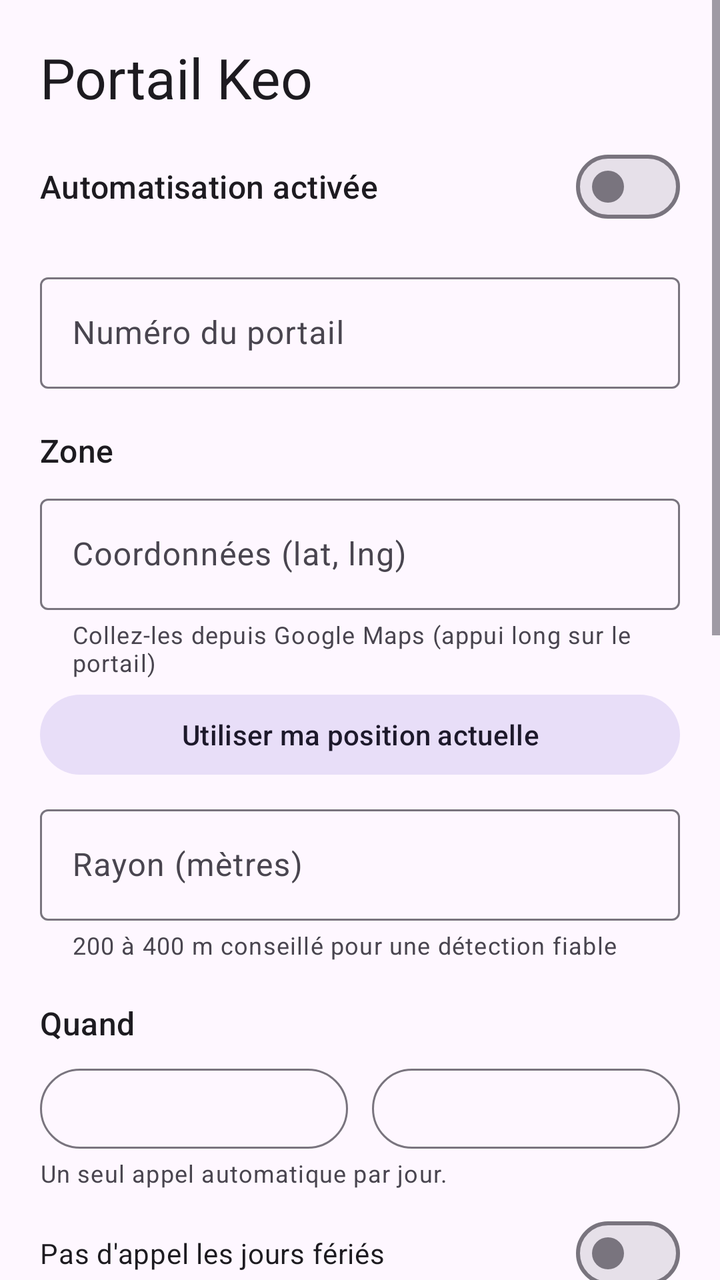
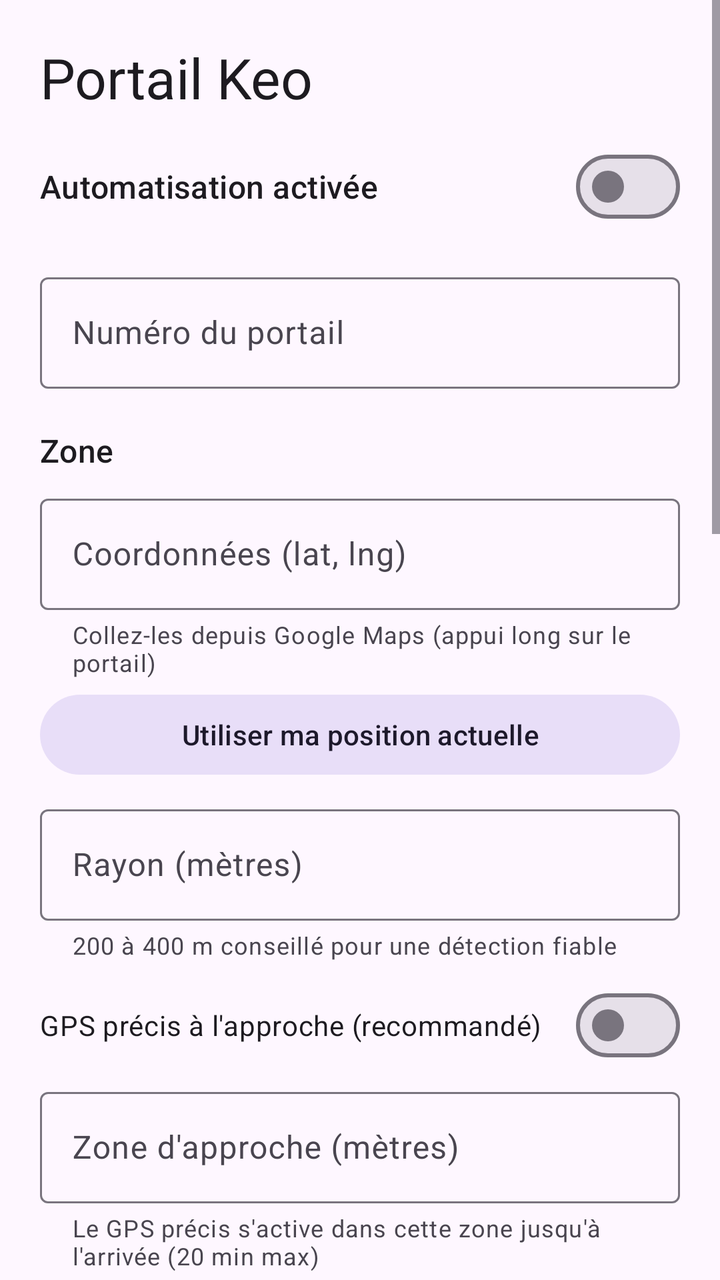

Before-and-after screenshots of an Android layout around one commit, followed by the original layout XML and the change that was made.
<!-- AndroidManifest.xml: application theme Theme.PortailAuto -->
<!-- res/layout/activity_main.xml -->
<?xml version="1.0" encoding="utf-8"?>
<ScrollView xmlns:android="http://schemas.android.com/apk/res/android"
    xmlns:app="http://schemas.android.com/apk/res-auto"
    android:layout_width="match_parent"
    android:layout_height="match_parent"
    android:fitsSystemWindows="true">

    <LinearLayout
        android:layout_width="match_parent"
        android:layout_height="wrap_content"
        android:orientation="vertical"
        android:padding="20dp">

        <TextView
            android:layout_width="wrap_content"
            android:layout_height="wrap_content"
            android:text="@string/app_name"
            android:textAppearance="?attr/textAppearanceHeadlineMedium" />

        <com.google.android.material.materialswitch.MaterialSwitch
            android:id="@+id/switchEnabled"
            android:layout_width="match_parent"
            android:layout_height="wrap_content"
            android:layout_marginTop="12dp"
            android:text="Automatisation activée"
            android:textAppearance="?attr/textAppearanceTitleMedium" />

        
        <com.google.android.material.textfield.TextInputLayout
            style="@style/Widget.Material3.TextInputLayout.OutlinedBox"
            android:layout_width="match_parent"
            android:layout_height="wrap_content"
            android:layout_marginTop="16dp"
            android:hint="Numéro du portail">
            <com.google.android.material.textfield.TextInputEditText
                android:id="@+id/editPhone"
                android:layout_width="match_parent"
                android:layout_height="wrap_content"
                android:inputType="phone" />
        </com.google.android.material.textfield.TextInputLayout>

        
        <TextView
            android:layout_width="wrap_content"
            android:layout_height="wrap_content"
            android:layout_marginTop="20dp"
            android:text="Zone"
            android:textAppearance="?attr/textAppearanceTitleMedium" />

        <com.google.android.material.textfield.TextInputLayout
            style="@style/Widget.Material3.TextInputLayout.OutlinedBox"
            android:layout_width="match_parent"
            android:layout_height="wrap_content"
            android:layout_marginTop="8dp"
            android:hint="Coordonnées (lat, lng)"
            app:helperText="Collez-les depuis Google Maps (appui long sur le portail)">
            <com.google.android.material.textfield.TextInputEditText
                android:id="@+id/editCoords"
                android:layout_width="match_parent"
                android:layout_height="wrap_content"
                android:inputType="text" />
        </com.google.android.material.textfield.TextInputLayout>

        <com.google.android.material.button.MaterialButton
            android:id="@+id/btnHere"
            style="@style/Widget.Material3.Button.TonalButton"
            android:layout_width="match_parent"
            android:layout_height="wrap_content"
            android:layout_marginTop="4dp"
            android:text="Utiliser ma position actuelle" />

        <com.google.android.material.textfield.TextInputLayout
            style="@style/Widget.Material3.TextInputLayout.OutlinedBox"
            android:layout_width="match_parent"
            android:layout_height="wrap_content"
            android:layout_marginTop="8dp"
            android:hint="Rayon (mètres)"
            app:helperText="200 à 400 m conseillé pour une détection fiable">
            <com.google.android.material.textfield.TextInputEditText
                android:id="@+id/editRadius"
                android:layout_width="match_parent"
                android:layout_height="wrap_content"
                android:inputType="number" />
        </com.google.android.material.textfield.TextInputLayout>

        
        <TextView
            android:layout_width="wrap_content"
            android:layout_height="wrap_content"
            android:layout_marginTop="20dp"
            android:text="Quand"
            android:textAppearance="?attr/textAppearanceTitleMedium" />

        <com.google.android.material.chip.ChipGroup
            android:id="@+id/chipDays"
            android:layout_width="match_parent"
            android:layout_height="wrap_content"
            android:layout_marginTop="4dp" />

        <LinearLayout
            android:layout_width="match_parent"
            android:layout_height="wrap_content"
            android:layout_marginTop="4dp"
            android:orientation="horizontal">
            <com.google.android.material.button.MaterialButton
                android:id="@+id/btnStart"
                style="@style/Widget.Material3.Button.OutlinedButton"
                android:layout_width="0dp"
                android:layout_height="wrap_content"
                android:layout_weight="1"
                android:layout_marginEnd="6dp" />
            <com.google.android.material.button.MaterialButton
                android:id="@+id/btnEnd"
                style="@style/Widget.Material3.Button.OutlinedButton"
                android:layout_width="0dp"
                android:layout_height="wrap_content"
                android:layout_weight="1"
                android:layout_marginStart="6dp" />
        </LinearLayout>

        <TextView
            android:layout_width="wrap_content"
            android:layout_height="wrap_content"
            android:text="Un seul appel automatique par jour."
            android:textAppearance="?attr/textAppearanceBodySmall" />

        <com.google.android.material.materialswitch.MaterialSwitch
            android:id="@+id/switchHolidays"
            android:layout_width="match_parent"
            android:layout_height="wrap_content"
            android:layout_marginTop="8dp"
            android:text="Pas d'appel les jours fériés" />

        
        <TextView
            android:layout_width="wrap_content"
            android:layout_height="wrap_content"
            android:layout_marginTop="20dp"
            android:text="Pause (congés, télétravail…)"
            android:textAppearance="?attr/textAppearanceTitleMedium" />

        <TextView
            android:id="@+id/txtPause"
            android:layout_width="match_parent"
            android:layout_height="wrap_content"
            android:layout_marginTop="4dp"
            android:textAppearance="?attr/textAppearanceBodyMedium" />

        <LinearLayout
            android:layout_width="match_parent"
            android:layout_height="wrap_content"
            android:layout_marginTop="4dp"
            android:orientation="horizontal">
            <com.google.android.material.button.MaterialButton
                android:id="@+id/btnPause"
                style="@style/Widget.Material3.Button.TonalButton"
                android:layout_width="0dp"
                android:layout_height="wrap_content"
                android:layout_weight="1"
                android:layout_marginEnd="6dp"
                android:text="Mettre en pause…" />
            <com.google.android.material.button.MaterialButton
                android:id="@+id/btnResume"
                style="@style/Widget.Material3.Button.OutlinedButton"
                android:layout_width="0dp"
                android:layout_height="wrap_content"
                android:layout_weight="1"
                android:layout_marginStart="6dp"
                android:text="Reprendre" />
        </LinearLayout>

        <com.google.android.material.button.MaterialButton
            android:id="@+id/btnSave"
            android:layout_width="match_parent"
            android:layout_height="wrap_content"
            android:layout_marginTop="16dp"
            android:text="Enregistrer" />

        <TextView
            android:id="@+id/txtZoneStatus"
            android:layout_width="match_parent"
            android:layout_height="wrap_content"
            android:layout_marginTop="4dp"
            android:textAppearance="?attr/textAppearanceBodyMedium" />

        
        <TextView
            android:layout_width="wrap_content"
            android:layout_height="wrap_content"
            android:layout_marginTop="20dp"
            android:text="Autorisations"
            android:textAppearance="?attr/textAppearanceTitleMedium" />

        <TextView
            android:id="@+id/txtPerms"
            android:layout_width="match_parent"
            android:layout_height="wrap_content"
            android:layout_marginTop="4dp"
            android:lineSpacingExtra="4dp"
            android:textAppearance="?attr/textAppearanceBodyMedium" />

        <com.google.android.material.button.MaterialButton
            android:id="@+id/btnPerms"
            style="@style/Widget.Material3.Button.TonalButton"
            android:layout_width="match_parent"
            android:layout_height="wrap_content"
            android:layout_marginTop="4dp"
            android:text="Accorder les autorisations" />

        <com.google.android.material.button.MaterialButton
            android:id="@+id/btnBattery"
            style="@style/Widget.Material3.Button.TonalButton"
            android:layout_width="match_parent"
            android:layout_height="wrap_content"
            android:text="Désactiver l'optimisation batterie" />

        
        <com.google.android.material.button.MaterialButton
            android:id="@+id/btnTest"
            style="@style/Widget.Material3.Button.OutlinedButton"
            android:layout_width="match_parent"
            android:layout_height="wrap_content"
            android:layout_marginTop="20dp"
            android:text="Tester l'appel maintenant" />

        
        <TextView
            android:layout_width="wrap_content"
            android:layout_height="wrap_content"
            android:layout_marginTop="20dp"
            android:text="Mise à jour"
            android:textAppearance="?attr/textAppearanceTitleMedium" />

        <TextView
            android:id="@+id/txtVersion"
            android:layout_width="match_parent"
            android:layout_height="wrap_content"
            android:layout_marginTop="4dp"
            android:textAppearance="?attr/textAppearanceBodyMedium" />

        <com.google.android.material.button.MaterialButton
            android:id="@+id/btnUpdate"
            style="@style/Widget.Material3.Button.TonalButton"
            android:layout_width="match_parent"
            android:layout_height="wrap_content"
            android:text="Rechercher une mise à jour" />

        <TextView
            android:layout_width="wrap_content"
            android:layout_height="wrap_content"
            android:layout_marginTop="20dp"
            android:text="Journal"
            android:textAppearance="?attr/textAppearanceTitleMedium" />

        <TextView
            android:id="@+id/txtLog"
            android:layout_width="match_parent"
            android:layout_height="wrap_content"
            android:layout_marginTop="4dp"
            android:fontFamily="monospace"
            android:textIsSelectable="true"
            android:textSize="12sp" />
    </LinearLayout>
</ScrollView>
<!-- resources referenced by this layout -->
<resources>
  <string name="app_name">Portail Keo</string>
  <style name="Theme.PortailAuto" parent="Theme.Material3.DayNight.NoActionBar">
          <item name="colorPrimary">#1F6FEB</item>
      </style>
</resources>

<!-- the commit's change to res/layout/activity_main.xml (unified diff, before → after) -->
@@ -78,6 +78,42 @@
             app:helperText="200 à 400 m conseillé pour une détection fiable">
             <com.google.android.material.textfield.TextInputEditText
                 android:id="@+id/editRadius"
+                android:layout_width="match_parent"
+                android:layout_height="wrap_content"
+                android:inputType="number" />
+        </com.google.android.material.textfield.TextInputLayout>
+
+        <com.google.android.material.materialswitch.MaterialSwitch
+            android:id="@+id/switchTwoStage"
+            android:layout_width="match_parent"
+            android:layout_height="wrap_content"
+            android:layout_marginTop="8dp"
+            android:text="GPS précis à l'approche (recommandé)" />
+
+        <com.google.android.material.textfield.TextInputLayout
+            android:id="@+id/layoutApproach"
+            style="@style/Widget.Material3.TextInputLayout.OutlinedBox"
+            android:layout_width="match_parent"
+            android:layout_height="wrap_content"
+            android:layout_marginTop="4dp"
+            android:hint="Zone d'approche (mètres)"
+            app:helperText="Le GPS précis s'active dans cette zone jusqu'à l'arrivée (20 min max)">
+            <com.google.android.material.textfield.TextInputEditText
+                android:id="@+id/editApproach"
+                android:layout_width="match_parent"
+                android:layout_height="wrap_content"
+                android:inputType="number" />
+        </com.google.android.material.textfield.TextInputLayout>
+
+        <com.google.android.material.textfield.TextInputLayout
+            style="@style/Widget.Material3.TextInputLayout.OutlinedBox"
+            android:layout_width="match_parent"
+            android:layout_height="wrap_content"
+            android:layout_marginTop="8dp"
+            android:hint="Compte à rebours avant l'appel (secondes)"
+            app:helperText="Notification avec « Annuler ». 0 = appel immédiat">
+            <com.google.android.material.textfield.TextInputEditText
+                android:id="@+id/editCountdown"
                 android:layout_width="match_parent"
                 android:layout_height="wrap_content"
                 android:inputType="number" />
